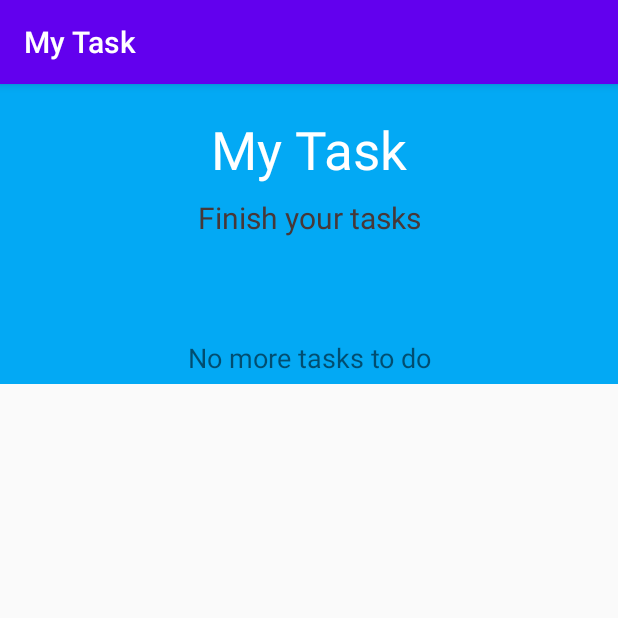
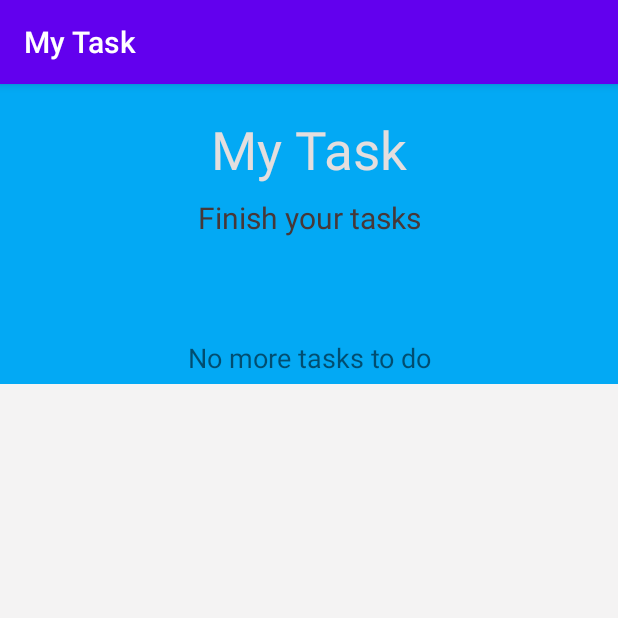
Before and after one commit to Tasdikul-Hasan-Sourov/MyTask_ToDo, an Android app: the screen it shows after launch (MainActivity), on a phone screen of 412 x 824 dp, the top half of it. Run offline under Robolectric (Android 15) with nearby library versions, the phone set to English and light mode, and no system bars; our stand-ins replace Firebase (no records; nobody signed in at launch, a user with empty details on screens opened directly).

Commit message:
Ui upgrade

```diff
--- a/app/src/main/res/layout/activity_main.xml
+++ b/app/src/main/res/layout/activity_main.xml
@@ -1,18 +1,18 @@
 <?xml version="1.0" encoding="utf-8"?>
-<LinearLayout
-    xmlns:android="http://schemas.android.com/apk/res/android"
+<LinearLayout xmlns:android="http://schemas.android.com/apk/res/android"
     xmlns:app="http://schemas.android.com/apk/res-auto"
     xmlns:tools="http://schemas.android.com/tools"
     android:layout_width="match_parent"
     android:layout_height="match_parent"
+    android:background="#F4F3F3"
     android:orientation="vertical"
     tools:context=".MainActivity">
 
     <LinearLayout
         android:layout_width="match_parent"
-        android:orientation="vertical"
         android:layout_height="200dp"
-        android:background="#03A9F4">
+        android:background="#03A9F4"
+        android:orientation="vertical">
 
         <TextView
             android:id="@+id/pageTitle"
@@ -22,7 +22,7 @@
             android:gravity="center_horizontal"
             android:text="@string/my_task"
             android:textAlignment="center"
-            android:textColor="#ffff"
+            android:textColor="#E4DEDE"
             android:textSize="35sp" />
 
         <TextView
@@ -35,19 +35,20 @@
             android:textAlignment="center"
             android:textColor="#473838"
             android:textSize="20sp" />
+
         <View
-            android:layout_marginTop="20dp"
             android:layout_width="match_parent"
-            android:layout_height="1dp"/>
+            android:layout_height="1dp"
+            android:layout_marginTop="20dp" />
     </LinearLayout>
 
     <androidx.recyclerview.widget.RecyclerView
         android:id="@+id/resId"
         android:layout_width="match_parent"
         android:layout_height="wrap_content"
+        android:layout_marginLeft="15dp"
         android:layout_marginTop="-60dp"
-        android:layout_marginRight="15dp"
-        android:layout_marginLeft="15dp" />
+        android:layout_marginRight="15dp" />
 
     <TextView
         android:id="@+id/endLine"
--- a/app/src/main/res/layout/task_item.xml
+++ b/app/src/main/res/layout/task_item.xml
@@ -2,7 +2,10 @@
 <LinearLayout
     xmlns:android="http://schemas.android.com/apk/res/android" android:layout_width="match_parent"
     android:layout_height="100dp"
-    android:orientation="horizontal">
+    android:background="@drawable/reshape"
+    android:orientation="horizontal"
+    android:layout_marginBottom="10dp"
+    >
     <LinearLayout
         android:layout_width="200dp"
         android:layout_height="match_parent"
```
Also changed, not shown: app/src/main/res/drawable/reshape.xml (added, +11 -0 lines).
